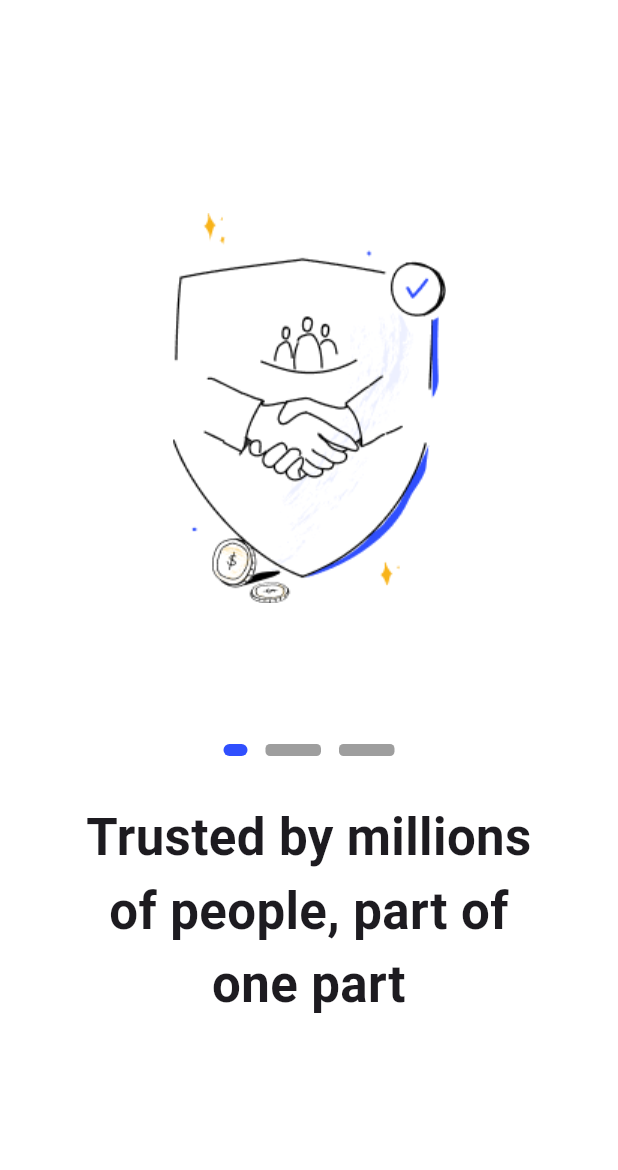
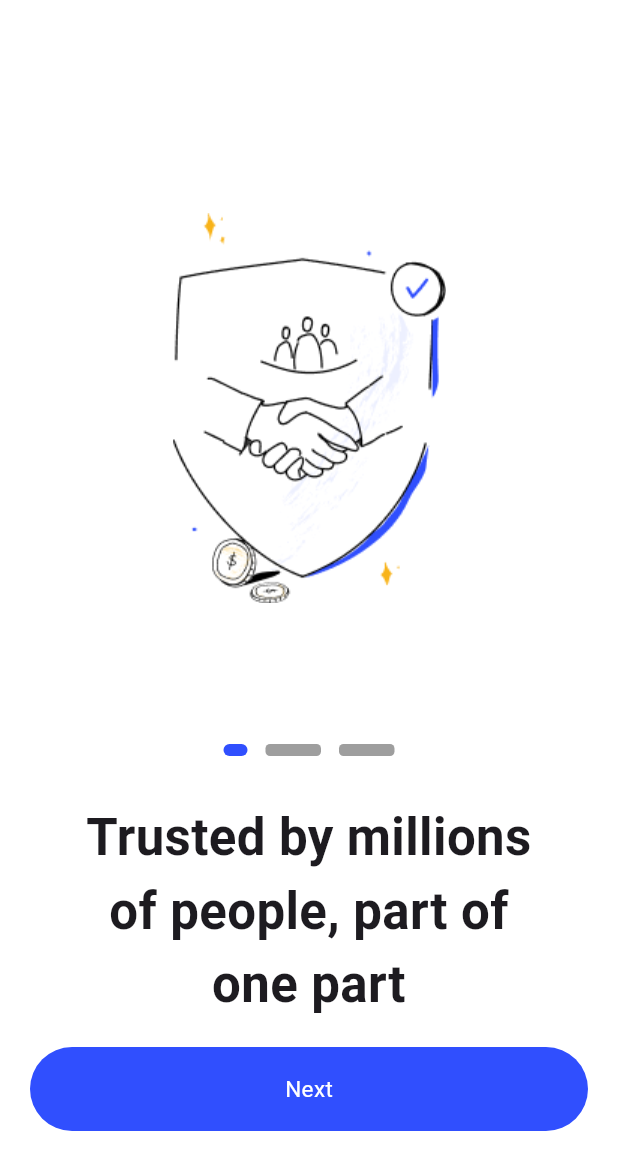
Before and after one commit to Shadrach01/coinpay, a Flutter app: the screen it shows after launch, on a phone screen of 412 x 824 dp. Shown: the top 1170 px of the screen. Run offline on Flutter 3.47's test engine with Material 3 defaults, Android fonts, the phone set to English and light mode, and no system bars; drawn by our look-alikes of dots_indicator; our stand-ins replace flutter_riverpod, riverpod_annotation; generated files the repository leaves out were written again.

Commit message:
Finished working on the onbarding screens

```diff
--- a/lib/features/onboarding/views/onboarding_screens.dart
+++ b/lib/features/onboarding/views/onboarding_screens.dart
@@ -1,6 +1,7 @@
 import 'package:coin_pay/core/utils/color_res.dart';
 import 'package:coin_pay/core/utils/image_res.dart';
 import 'package:coin_pay/core/utils/text_res.dart';
+import 'package:coin_pay/features/onboarding/provider/onboarding_notifier.dart';
 import 'package:coin_pay/features/onboarding/widgets/onboarding_widgets.dart';
 import 'package:flutter/material.dart';
 import 'package:flutter_riverpod/flutter_riverpod.dart';
@@ -12,6 +13,8 @@ class OnboardingScreens extends ConsumerWidget {
 
   @override
   Widget build(BuildContext context, WidgetRef ref) {
+
+    final index = ref.watch(indexDotProvider);
     return Scaffold(
       body: Container(
         color: ColorRes.bgLightColor,
@@ -20,23 +23,26 @@ class OnboardingScreens extends ConsumerWidget {
             // The stack showing the three welcome pages
             PageView(
               controller: _controller,
+              onPageChanged: (value) {
+                ref.read(indexDotProvider.notifier).changeIndex(value);
+              },
               children: [
                 OnboardingPages(
                   controller: _controller,
                   imagePath: ImageRes.onboarding_1,
-                  index: 0,
+                  index: index,
                   text: TextRes.onboadringTextOne,
                 ),
                 OnboardingPages(
                   controller: _controller,
                   imagePath: ImageRes.onboarding_2,
-                  index: 1,
+                  index: index,
                   text: TextRes.onboadringTextTwo,
                 ),
                 OnboardingPages(
                   controller: _controller,
                   imagePath: ImageRes.onboarding_3,
-                  index: 2,
+                  index: index,
                   text: TextRes.onboadringTextThree,
                 ),
               ],
@@ -46,7 +52,7 @@ class OnboardingScreens extends ConsumerWidget {
               bottom: 70,
               right: 20,
               left: 20,
-              child: onboardingButton(2, _controller, ref),
+              child: onboardingButton(index, _controller, ref),
             ),
           ],
         ),
--- a/lib/features/onboarding/widgets/onboarding_widgets.dart
+++ b/lib/features/onboarding/widgets/onboarding_widgets.dart
@@ -1,5 +1,6 @@
 import 'package:coin_pay/core/common/general_button.dart';
 import 'package:coin_pay/core/utils/color_res.dart';
+import 'package:coin_pay/features/onboarding/provider/onboarding_notifier.dart';
 import 'package:dots_indicator/dots_indicator.dart';
 import 'package:flutter/material.dart';
 import 'package:flutter_riverpod/flutter_riverpod.dart';
@@ -77,29 +78,28 @@ Widget onboardingButton(
   WidgetRef ref,
 ) {
   return generalButton(
-    child: const Row(),
+    index: index,
+    onTap: () {
+      // If the index is less than 2, which mean it's not in the
+      // last page yet, update the index in the INDEXDOTPROVIDER to +1
+      if (index < 2) {
+        controller.animateToPage(
+          index + 1,
+          duration: const Duration(milliseconds: 300),
+          curve: Curves.linear,
+        );
+      }
+      ref.read(indexDotProvider.notifier).changeIndex(index + 1);
+    },
+    height: 56,
+    child: const Center(
+      child: Text(
+        "Next",
+        style: TextStyle(
+          color: ColorRes.bgLightColor,
+          fontSize: 15,
+        ),
+      ),
+    ),
   );
 }
-
-
-// Widget onboardingButton(
-//   int index,
-//   PageController controller,
-//   WidgetRef ref,
-// ) {
-//   return Container(
-//     height: 56,
-//     decoration: BoxDecoration(
-//       color: ColorRes.primaryColor,
-//       borderRadius: BorderRadius.circular(40),
-//     ),
-//     child: const Center(
-//         child: Text(
-//       "Next",
-//       style: TextStyle(
-//         color: ColorRes.bgLightColor,
-//         fontSize: 15,
-//       ),
-//     )),
-//   );
-// }
--- a/lib/main.dart
+++ b/lib/main.dart
@@ -1,8 +1,9 @@
 import 'package:coin_pay/features/onboarding/views/onboarding_screens.dart';
 import 'package:flutter/material.dart';
+import 'package:flutter_riverpod/flutter_riverpod.dart';
 
 void main() {
-  runApp(const MyApp());
+  runApp(const ProviderScope(child: MyApp()));
 }
 
 class MyApp extends StatelessWidget {
```
Also changed, not shown: lib/core/common/general_button.dart (+9 -8 lines).
